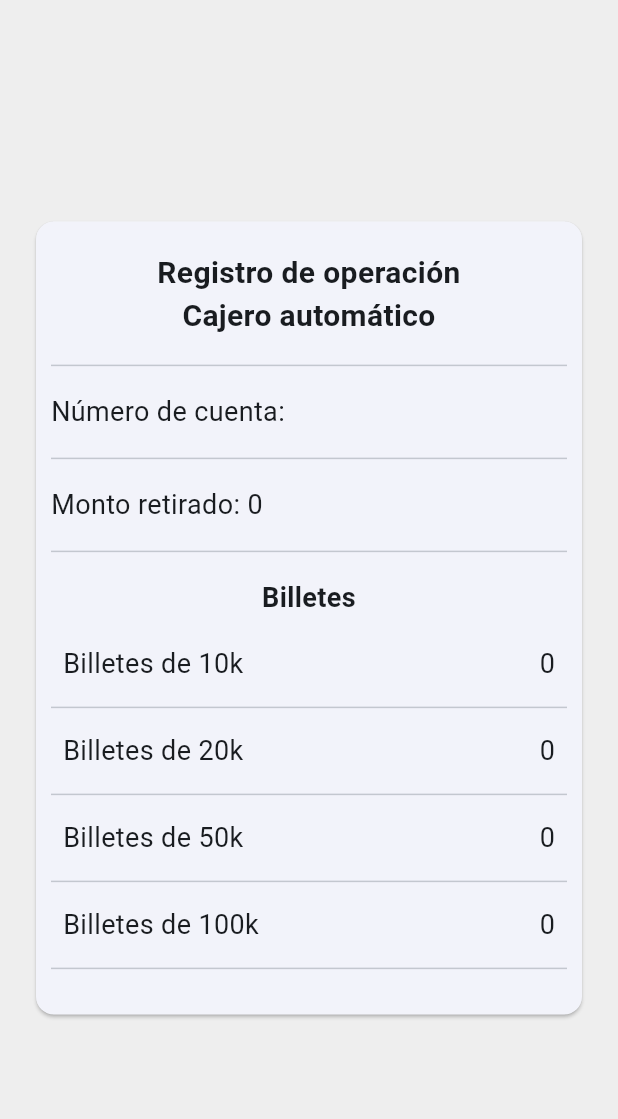
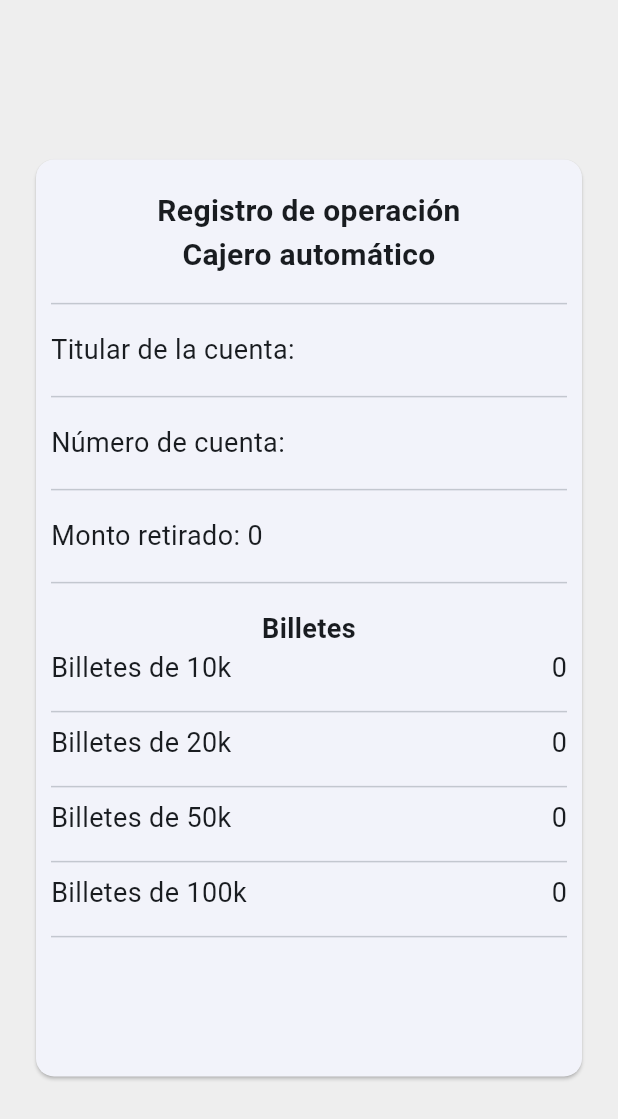
Before and after one commit to zelecto/Sistema-de-informacion, a Flutter app: the _CuentaInfoCard widget shown alone on an empty page, opened directly with empty values, on a phone screen of 412 x 824 dp. Shown: the top 1119 px of the screen. Run offline on Flutter 3.47's test engine with Material 3 defaults, Android fonts, the light colour scheme and no system bars; our stand-ins replace animate_do, flutter_hooks, go_router, hooks_riverpod, shared_preferences; missing offline and left inert: awesome_card; accounts and stored records are empty.

Commit message:
Errores superficiales y mejoras

```diff
--- a/Cajero/cajero/lib/presetation/screens/retirar/acount_nequi/codigo_seguridad_acount_nequi.dart
+++ b/Cajero/cajero/lib/presetation/screens/retirar/acount_nequi/codigo_seguridad_acount_nequi.dart
@@ -49,6 +49,7 @@ class _CodeTemporalAcountNequiState extends State<CodeTemporalAcountNequi> {
   void _generateNewRandomNumber() {
     final random = Random();
     _randomNumber.value = 100000 + random.nextInt(900000);
+    _time.value = 10;
   }
 
   void _startTimer() {
--- a/Cajero/cajero/lib/presetation/screens/retirar/acount_nequi/retirar_acount_nequi.dart
+++ b/Cajero/cajero/lib/presetation/screens/retirar/acount_nequi/retirar_acount_nequi.dart
@@ -2,6 +2,7 @@ import 'package:cajero/config/tools/screen_size.dart';
 import 'package:cajero/domain/entity/acunt_nequi.dart';
 import 'package:cajero/domain/infrastructure/acount_nequi_data.dart';
 import 'package:cajero/presetation/provider/acount_nequi/credit_cart_provaider.dart';
+import 'package:cajero/presetation/provider/credit_cart/credit_cart_provaider.dart';
 import 'package:cajero/presetation/screens/retirar/widget/show_dialog.dart';
 import 'package:flutter/material.dart';
 import 'package:flutter/services.dart';
@@ -29,8 +30,6 @@ class RetirarAcountNequiView extends HookConsumerWidget {
         onInactivity: () {
           showDialogView(
               context, 'La sesión ha expirado debido a inactividad.');
-          // Opcional: Puedes redirigir al usuario a otra página aquí si lo deseas
-          context.go('/');
         },
       ),
       [],
@@ -145,6 +144,7 @@ class RetirarAcountNequiView extends HookConsumerWidget {
                               acountNequi;
                           // ignore: use_build_context_synchronously
                           context.go('/monto_selecionar');
+                          ref.read(creditCardProvider.notifier).state = null;
                         } else {
                           // ignore: use_build_context_synchronously
                           _showSnackBar(context, 'Cuenta no encontrada');
--- a/Cajero/cajero/lib/presetation/screens/retirar/widget/retirar_dinero.dart
+++ b/Cajero/cajero/lib/presetation/screens/retirar/widget/retirar_dinero.dart
@@ -30,6 +30,9 @@ class ReciboView extends ConsumerWidget {
               acountNumber: creditCardEntity != null
                   ? creditCardEntity.cardNumber
                   : acuntNequi!.tlf,
+              name: creditCardEntity != null
+                  ? creditCardEntity.cardHolderName
+                  : acuntNequi!.name,
               montoRetirar: retiro!.montoRetirar),
           FilledButton(
               onPressed: () => context.go('/'),
@@ -42,11 +45,13 @@ class ReciboView extends ConsumerWidget {
 
 class _CuentaInfoCard extends StatelessWidget {
   final String acountNumber;
+  final String name;
   final int montoRetirar;
 
   const _CuentaInfoCard({
     required this.acountNumber,
     required this.montoRetirar,
+    required this.name,
   });
 
   @override
@@ -68,7 +73,7 @@ class _CuentaInfoCard extends StatelessWidget {
         child: Container(
           padding: const EdgeInsets.all(20),
           width: ScreenSize.getWidth(context),
-          height: ScreenSize.getHeight(context) * 0.7,
+          height: ScreenSize.getHeight(context) * 0.8,
           child: Card(
             child: Padding(
               padding: const EdgeInsets.all(10),
@@ -88,6 +93,14 @@ class _CuentaInfoCard extends StatelessWidget {
                   Padding(
                     padding: const EdgeInsets.symmetric(vertical: 10.0),
                     child: Text(
+                      'Titular de la cuenta: $name',
+                      style: textStyle,
+                    ),
+                  ),
+                  Divider(),
+                  Padding(
+                    padding: const EdgeInsets.symmetric(vertical: 10.0),
+                    child: Text(
                       'Número de cuenta: $acountNumber',
                       style: textStyle,
                     ),
@@ -102,7 +115,7 @@ class _CuentaInfoCard extends StatelessWidget {
                   ),
                   const Divider(),
                   Padding(
-                    padding: const EdgeInsets.symmetric(vertical: 10.0),
+                    padding: const EdgeInsets.only(top: 10.0),
                     child: Text(
                       'Billetes',
                       style: textStyle.copyWith(fontWeight: FontWeight.bold),
@@ -115,7 +128,7 @@ class _CuentaInfoCard extends StatelessWidget {
                         return Column(
                           children: [
                             Padding(
-                              padding: const EdgeInsets.all(8.0),
+                              padding: const EdgeInsets.only(bottom: 8.0),
                               child: Row(
                                 children: [
                                   Text(
```
Also changed, not shown: Cajero/cajero/lib/config/router/app_router.dart (+10 -8 lines), Cajero/cajero/lib/presetation/screens/home/cajero_home_view.dart (+36 -23 lines), Cajero/cajero/assets/images/credit_card.png.
